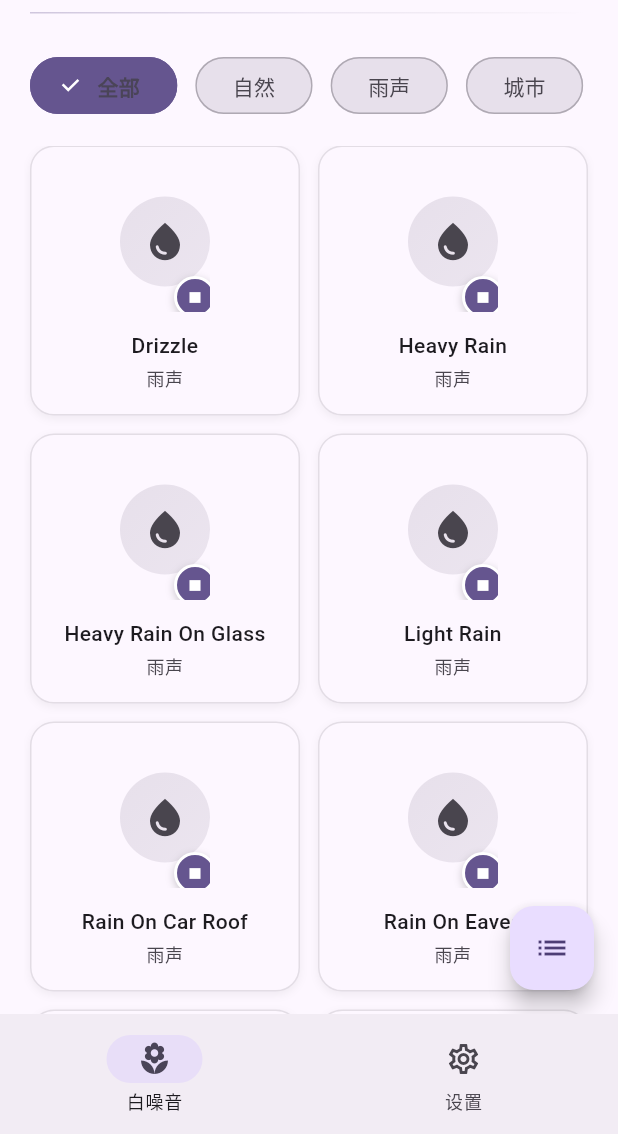
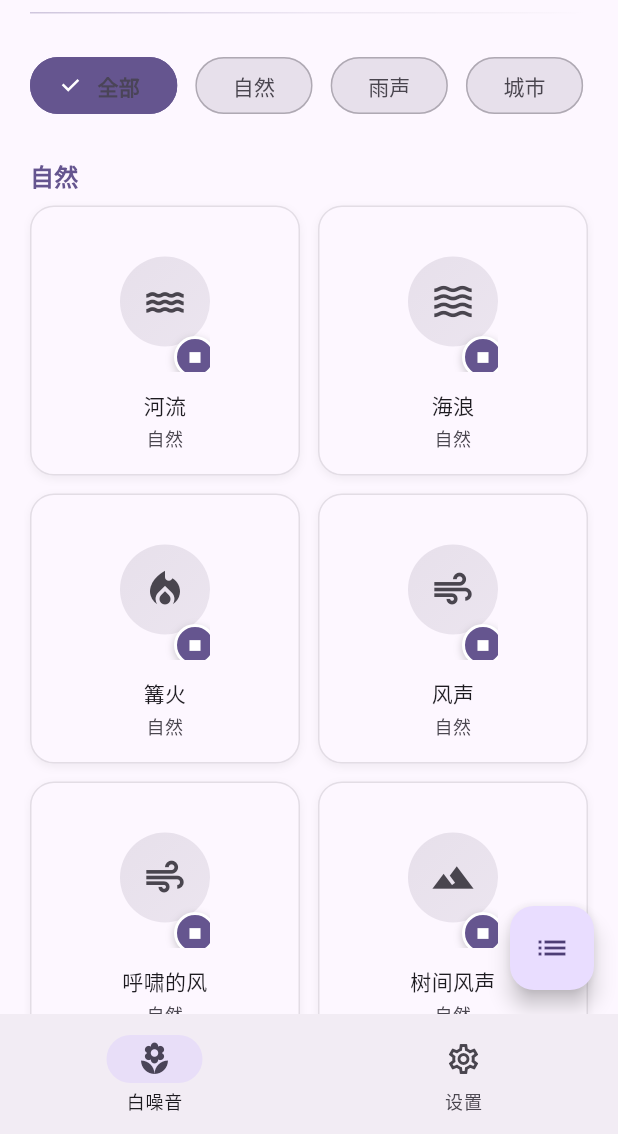
Before and after one commit to qinshah/xmsleepx, a Flutter app: the screen it shows after launch, on a phone screen of 412 x 824 dp, the part 102-1236 px from its top. Run offline on Flutter 3.47's test engine with Material 3 defaults, Android fonts, the light colour scheme and no system bars; our stand-ins replace audioplayers, hive_ce, package_info_plus, shared_preferences; missing offline and left inert: audio_session; accounts and stored records are empty.

Commit message:
保持音频列表和顺序与安卓版一致

```diff
--- a/lib/models/sound.dart
+++ b/lib/models/sound.dart
@@ -135,208 +135,450 @@ class Sound {
     return sounds;
   }
 
-  /// 硬编码的音频列表（备选方案）
+  /// Android版本繁星页的16个声音（按顺序排列）
+  static final List<Sound> _androidStarSounds = [
+    // 1. 伞上雨声
+    Sound(
+      id: 'rain_umbrella_rain',
+      name: '伞上雨声',
+      url: 'assets/sounds/rain/rain-on-umbrella.ogg',
+      category: '雨声',
+      icon: Icons.water_drop,
+    ),
+    // 2. 划船
+    Sound(
+      id: 'transport_rowing_boat',
+      name: '划船',
+      url: 'assets/sounds/transport/rowing-boat.mp3',
+      category: '交通',
+      icon: Icons.sailing,
+    ),
+    // 3. 办公室
+    Sound(
+      id: 'places_office',
+      name: '办公室',
+      url: 'assets/sounds/places/office.mp3',
+      category: '场所',
+      icon: Icons.computer,
+    ),
+    // 4. 图书馆
+    Sound(
+      id: 'places_library',
+      name: '图书馆',
+      url: 'assets/sounds/places/library.mp3',
+      category: '场所',
+      icon: Icons.library_books,
+    ),
+    // 5. 大雨
+    Sound(
+      id: 'rain_heavy_rain',
+      name: '大雨',
+      url: 'assets/sounds/rain/heavy_rain.ogg',
+      category: '雨声',
+      icon: Icons.water_drop,
+    ),
+    // 6. 打字机
+    Sound(
+      id: 'things_typewriter',
+      name: '打字机',
+      url: 'assets/sounds/things/typewriter.mp3',
+      category: '物品',
+      icon: Icons.keyboard,
+    ),
+    // 7. 打雷
+    Sound(
+      id: 'rain_thunderstorm',
+      name: '打雷',
+      url: 'assets/sounds/rain/thunderstorm.ogg',
+      category: '雨声',
+      icon: Icons.thunderstorm,
+    ),
+    // 8. 时钟
+    Sound(
+      id: 'things_clock',
+      name: '时钟',
+      url: 'assets/sounds/things/clock.mp3',
+      category: '物品',
+      icon: Icons.access_time,
+    ),
+    // 9. 森林鸟鸣
+    Sound(
+      id: 'animals_birds',
+      name: '森林鸟鸣',
+      url: 'assets/sounds/animals/birds.ogg',
+      category: '动物',
+      icon: Icons.pets,
+    ),
+    // 10. 漂流
+    Sound(
+      id: 'transport_sailboat',
+      name: '漂流',
+      url: 'assets/sounds/transport/sailboat.mp3',
+      category: '交通',
+      icon: Icons.sailing,
+    ),
+    // 11. 篝火
+    Sound(
+      id: 'nature_campfire',
+      name: '篝火',
+      url: 'assets/sounds/nature/campfire.ogg',
+      category: '自然',
+      icon: Icons.local_fire_department,
+    ),
+    // 12. 起风了
+    Sound(
+      id: 'nature_wind',
+      name: '起风了',
+      url: 'assets/sounds/nature/wind.ogg',
+      category: '自然',
+      icon: Icons.air,
+    ),
+    // 13. 键盘
+    Sound(
+      id: 'things_keyboard',
+      name: '键盘',
+      url: 'assets/sounds/things/keyboard.mp3',
+      category: '物品',
+      icon: Icons.keyboard,
+    ),
+    // 14. 雪地徒步
+    Sound(
+      id: 'nature_walk_in_snow',
+      name: '雪地徒步',
+      url: 'assets/sounds/nature/walk-in-snow.ogg',
+      category: '自然',
+      icon: Icons.ac_unit,
+    ),
+    // 15. 早晨咖啡
+    Sound(
+      id: 'places_cafe',
+      name: '早晨咖啡',
+      url: 'assets/sounds/places/cafe.mp3',
+      category: '场所',
+      icon: Icons.local_cafe,
+    ),
+    // 16. 吊扇
+    Sound(
+      id: 'things_ceiling_fan',
+      name: '吊扇',
+      url: 'assets/sounds/things/ceiling-fan.mp3',
+      category: '物品',
+      icon: Icons.air,
+    ),
+  ];
+  /// 完整的音频列表（按Android版本order顺序排列）
   static final List<Sound> _fallbackSounds = [
-    // Rain sounds
+    // 自然声音 (按Android版本order顺序)
     Sound(
-      id: 'rain_drizzle',
-      name: 'Drizzle',
-      url: 'assets/sounds/rain/drizzle.ogg',
+      id: 'nature_river',
+      name: '河流',
+      url: 'assets/sounds/nature/river.ogg',
+      category: '自然',
+      icon: Icons.water,
+    ),
+    Sound(
+      id: 'nature_waves',
+      name: '海浪',
+      url: 'assets/sounds/nature/waves.ogg',
+      category: '自然',
+      icon: Icons.waves,
+    ),
+    Sound(
+      id: 'nature_campfire',
+      name: '篝火',
+      url: 'assets/sounds/nature/campfire.ogg',
+      category: '自然',
+      icon: Icons.local_fire_department,
+    ),
+    Sound(
+      id: 'nature_wind',
+      name: '风声',
+      url: 'assets/sounds/nature/wind.ogg',
+      category: '自然',
+      icon: Icons.air,
+    ),
+    Sound(
+      id: 'nature_howling_wind',
+      name: '呼啸的风',
+      url: 'assets/sounds/nature/howling-wind.ogg',
+      category: '自然',
+      icon: Icons.air,
+    ),
+    Sound(
+      id: 'nature_wind_in_trees',
+      name: '树间风声',
+      url: 'assets/sounds/nature/wind-in-trees.ogg',
+      category: '自然',
+      icon: Icons.terrain,
+    ),
+    Sound(
+      id: 'nature_waterfall',
+      name: '瀑布',
+      url: 'assets/sounds/nature/waterfall.ogg',
+      category: '自然',
+      icon: Icons.water,
+    ),
+    Sound(
+      id: 'nature_walk_in_snow',
+      name: '雪中行走',
+      url: 'assets/sounds/nature/walk-in-snow.ogg',
+      category: '自然',
+      icon: Icons.ac_unit,
+    ),
+    Sound(
+      id: 'nature_walk_on_leaves',
+      name: '踩踏树叶',
+      url: 'assets/sounds/nature/walk-on-leaves.ogg',
+      category: '自然',
+      icon: Icons.grass,
+    ),
+    Sound(
+      id: 'nature_walk_on_gravel',
+      name: '踩踏碎石',
+      url: 'assets/sounds/nature/walk-on-gravel.ogg',
+      category: '自然',
+      icon: Icons.directions_walk,
+    ),
+    Sound(
+      id: 'nature_droplets',
+      name: '水滴',
+      url: 'assets/sounds/nature/droplets.ogg',
+      category: '自然',
+      icon: Icons.water_drop,
+    ),
+    Sound(
+      id: 'nature_jungle',
+      name: '丛林',
+      url: 'assets/sounds/nature/jungle.ogg',
+      category: '自然',
+      icon: Icons.park,
+    ),
+    Sound(
+      id: 'music_field',
+      name: '田野',
+      url: 'assets/sounds/music/田野.mp3',
+      category: '音乐',
+      icon: Icons.music_note,
+    ),
+    // 雨声 (按Android版本order顺序)
+    Sound(
+      id: 'rain_light_rain',
+      name: '小雨',
+      url: 'assets/sounds/rain/light-rain.ogg',
       category: '雨声',
       icon: Icons.water_drop,
     ),
     Sound(
       id: 'rain_heavy_rain',
-      name: 'Heavy Rain',
+      name: '大雨',
       url: 'assets/sounds/rain/heavy_rain.ogg',
       category: '雨声',
       icon: Icons.water_drop,
     ),
     Sound(
-      id: 'rain_heavy_rain_on_glass',
-      name: 'Heavy Rain On Glass',
-      url: 'assets/sounds/rain/heavy-rain-on-glass.ogg',
-      category: '雨声',
-      icon: Icons.water_drop,
-    ),
-    Sound(
-      id: 'rain_light_rain',
-      name: 'Light Rain',
-      url: 'assets/sounds/rain/light-rain.ogg',
-      category: '雨声',
-      icon: Icons.water_drop,
-    ),
-    Sound(
       id: 'rain_rain_on_car_roof',
-      name: 'Rain On Car Roof',
+      name: '车顶雨声',
       url: 'assets/sounds/rain/rain-on-car-roof.ogg',
       category: '雨声',
       icon: Icons.water_drop,
     ),
     Sound(
-      id: 'rain_rain_on_eaves',
-      name: 'Rain On Eaves',
-      url: 'assets/sounds/rain/rain-on-eaves.mp3',
+      id: 'rain_rain_on_umbrella',
+      name: '伞上雨声',
+      url: 'assets/sounds/rain/rain-on-umbrella.ogg',
       category: '雨声',
       icon: Icons.water_drop,
     ),
     Sound(
-      id: 'rain_rain_on_empty_street',
-      name: 'Rain On Empty Street',
-      url: 'assets/sounds/rain/rain-on-empty-street.ogg',
+      id: 'rain_rain_on_tent',
+      name: '帐篷雨声',
+      url: 'assets/sounds/rain/rain-on-tent.ogg',
       category: '雨声',
       icon: Icons.water_drop,
     ),
     Sound(
       id: 'rain_rain_on_leaves',
-      name: 'Rain On Leaves',
+      name: '叶上雨声',
       url: 'assets/sounds/rain/rain-on-leaves.ogg',
       category: '雨声',
       icon: Icons.water_drop,
     ),
     Sound(
       id: 'rain_rain_on_raincoat',
-      name: 'Rain On Raincoat',
+      name: '雨落雨披',
       url: 'assets/sounds/rain/rain-on-raincoat.mp3',
       category: '雨声',
       icon: Icons.water_drop,
     ),
     Sound(
-      id: 'rain_rain_on_tent',
-      name: 'Rain On Tent',
-      url: 'assets/sounds/rain/rain-on-tent.ogg',
-      category: '雨声',
-      icon: Icons.water_drop,
-    ),
-    Sound(
-      id: 'rain_rain_on_umbrella',
-      name: 'Rain On Umbrella',
-      url: 'assets/sounds/rain/rain-on-umbrella.ogg',
-      category: '雨声',
-      icon: Icons.water_drop,
-    ),
-    Sound(
       id: 'rain_rain_on_windowsill',
-      name: 'Rain On Windowsill',
+      name: '雨打窗台',
       url: 'assets/sounds/rain/rain-on-windowsill.mp3',
       category: '雨声',
       icon: Icons.water_drop,
     ),
     Sound(
       id: 'rain_rain_on_wooden_house',
-      name: 'Rain On Wooden House',
+      name: '雨敲木屋',
       url: 'assets/sounds/rain/rain-on-wooden-house.mp3',
       category: '雨声',
       icon: Icons.water_drop,
     ),
     Sound(
+      id: 'rain_thunderstorm',
+      name: '雷雨声',
+      url: 'assets/sounds/rain/thunderstorm.ogg',
+      category: '雨声',
+      icon: Icons.thunderstorm,
+    ),
+    Sound(
       id: 'rain_rain_while_driving',
-      name: 'Rain While Driving',
+      name: '开车时遇雨',
       url: 'assets/sounds/rain/rain-while-driving.mp3',
       category: '雨声',
       icon: Icons.water_drop,
     ),
     Sound(
-      id: 'rain_thunderstorm',
-      name: 'Thunderstorm',
-      url: 'assets/sounds/rain/thunderstorm.ogg',
+      id: 'rain_rain_on_empty_street',
+      name: '空荡街道的雨',
+      url: 'assets/sounds/rain/rain-on-empty-street.ogg',
       category: '雨声',
-      icon: Icons.thunderstorm,
-    ),
-
-    // Nature sounds
-    Sound(
-      id: 'nature_campfire',
-      name: 'Campfire',
-      url: 'assets/sounds/nature/campfire.ogg',
-      category: '自然',
-      icon: Icons.local_fire_department,
-    ),
-    Sound(
-      id: 'nature_droplets',
-      name: 'Droplets',
-      url: 'assets/sounds/nature/droplets.ogg',
-      category: '自然',
       icon: Icons.water_drop,
     ),
     Sound(
-      id: 'nature_howling_wind',
-      name: 'Howling Wind',
-      url: 'assets/sounds/nature/howling-wind.ogg',
-      category: '自然',
-      icon: Icons.air,
+      id: 'rain_drizzle',
+      name: '绵绵细雨',
+      url: 'assets/sounds/rain/drizzle.ogg',
+      category: '雨声',
+      icon: Icons.water_drop,
     ),
     Sound(
-      id: 'nature_jungle',
-      name: 'Jungle',
-      url: 'assets/sounds/nature/jungle.ogg',
-      category: '自然',
-      icon: Icons.park,
+      id: 'rain_rain_on_eaves',
+      name: '屋檐落雨',
+      url: 'assets/sounds/rain/rain-on-eaves.mp3',
+      category: '雨声',
+      icon: Icons.water_drop,
     ),
     Sound(
-      id: 'nature_river',
-      name: 'River',
-      url: 'assets/sounds/nature/river.ogg',
-      category: '自然',
-      icon: Icons.water,
+      id: 'rain_heavy_rain_on_glass',
+      name: '大雨落玻璃',
+      url: 'assets/sounds/rain/heavy-rain-on-glass.ogg',
+      category: '雨声',
+      icon: Icons.water_drop,
+    ),
+
+    // 动物声音 (按Android版本order顺序)
+    Sound(
+      id: 'animals_birds',
+      name: '鸟鸣',
+      url: 'assets/sounds/animals/birds.ogg',
+      category: '动物',
+      icon: Icons.pets,
     ),
     Sound(
-      id: 'nature_walk_in_snow',
-      name: 'Walk In Snow',
-      url: 'assets/sounds/nature/walk-in-snow.ogg',
-      category: '自然',
-      icon: Icons.ac_unit,
+      id: 'animals_seagulls',
+      name: '海鸥',
+      url: 'assets/sounds/animals/seagulls.ogg',
+      category: '动物',
+      icon: Icons.pets,
     ),
     Sound(
-      id: 'nature_walk_on_gravel',
-      name: 'Walk On Gravel',
-      url: 'assets/sounds/nature/walk-on-gravel.ogg',
-      category: '自然',
-      icon: Icons.directions_walk,
+      id: 'animals_crickets',
+      name: '蟋蟀',
+      url: 'assets/sounds/animals/crickets.ogg',
+      category: '动物',
+      icon: Icons.pets,
     ),
     Sound(
-      id: 'nature_walk_on_leaves',
-      name: 'Walk On Leaves',
-      url: 'assets/sounds/nature/walk-on-leaves.ogg',
-      category: '自然',
-      icon: Icons.grass,
+      id: 'animals_wolf',
+      name: '狼嚎',
+      url: 'assets/sounds/animals/wolf.ogg',
+      category: '动物',
+      icon: Icons.pets,
     ),
     Sound(
-      id: 'nature_waterfall',
-      name: 'Waterfall',
-      url: 'assets/sounds/nature/waterfall.ogg',
-      category: '自然',
-      icon: Icons.water,
+      id: 'animals_owl',
+      name: '猫头鹰',
+      url: 'assets/sounds/animals/owl.ogg',
+      category: '动物',
+      icon: Icons.pets,
     ),
     Sound(
-      id: 'nature_waves',
-      name: 'Waves',
-      url: 'assets/sounds/nature/waves.ogg',
-      category: '自然',
-      icon: Icons.waves,
+      id: 'animals_frog',
+      name: '青蛙',
+      url: 'assets/sounds/animals/frog.ogg',
+      category: '动物',
+      icon: Icons.pets,
     ),
     Sound(
-      id: 'nature_wind_in_trees',
-      name: 'Wind In Trees',
-      url: 'assets/sounds/nature/wind-in-trees.ogg',
-      category: '自然',
-      icon: Icons.terrain,
+      id: 'animals_dog_barking',
+      name: '狗叫',
+      url: 'assets/sounds/animals/dog-barking.ogg',
+      category: '动物',
+      icon: Icons.pets,
     ),
     Sound(
-      id: 'nature_wind',
-      name: 'Wind',
-      url: 'assets/sounds/nature/wind.ogg',
-      category: '自然',
-      icon: Icons.air,
+      id: 'animals_horse_gallop',
+      name: '马奔腾',
+      url: 'assets/sounds/animals/horse-gallop.ogg',
+      category: '动物',
+      icon: Icons.pets,
     ),
-
-    // Noise sounds
     Sound(
-      id: 'noise_brown_noise',
-      name: 'Brown Noise',
-      url: 'assets/sounds/noise/brown-noise.ogg',
-      category: '白噪音',
-      icon: Icons.graphic_eq,
+      id: 'animals_cat_purring',
+      name: '猫咪呼噜',
+      url: 'assets/sounds/animals/cat-purring.ogg',
+      category: '动物',
+      icon: Icons.pets,
+    ),
+    Sound(
+      id: 'animals_crows',
+      name: '乌鸦',
+      url: 'assets/sounds/animals/crows.ogg',
+      category: '动物',
+      icon: Icons.pets,
+    ),
+    Sound(
+      id: 'animals_whale',
+      name: '鲸鱼',
+      url: 'assets/sounds/animals/whale.ogg',
+      category: '动物',
+      icon: Icons.pets,
+    ),
+    Sound(
+      id: 'animals_beehive',
+      name: '蜂巢',
+      url: 'assets/sounds/animals/beehive.ogg',
+      category: '动物',
+      icon: Icons.pets,
+    ),
+    Sound(
+      id: 'animals_woodpecker',
+      name: '啄木鸟',
+      url: 'assets/sounds/animals/woodpecker.ogg',
+      category: '动物',
+      icon: Icons.pets,
+    ),
+    Sound(
+      id: 'animals_chickens',
+      name: '鸡',
+      url: 'assets/sounds/animals/chickens.ogg',
+      category: '动物',
+      icon: Icons.pets,
+    ),
+    Sound(
+      id: 'animals_cows',
+      name: '牛',
+      url: 'assets/sounds/animals/cows.ogg',
+      category: '动物',
+      icon: Icons.pets,
+    ),
+    Sound(
+      id: 'animals_sheep',
+      name: '羊',
+      url: 'assets/sounds/animals/sheep.ogg',
+      category: '动物',
+      icon: Icons.pets,
     ),
     Sound(
       id: 'noise_eating_chips',
@@ -946,10 +1188,27 @@ class Sound {
     return sortedCategories;
   }
 
+  /// 获取Android版本繁星页的声音列表
+  static List<Sound> getAndroidStarSounds() {
+    return _androidStarSounds;
+  }
+
+  /// 获取按分类分组的Android繁星页声音
+  static Map<String, List<Sound>> getAndroidStarSoundsByCategory() {
+    final Map<String, List<Sound>> grouped = {};
+    for (final sound in _androidStarSounds) {
+      if (!grouped.containsKey(sound.category)) {
+        grouped[sound.category] = [];
+      }
+      grouped[sound.category]!.add(sound);
+    }
+    return grouped;
+  }
+
   /// 根据分类筛选
   static List<Sound> getByCategory(String category) {
-    if (category == '全部') return allSounds;
-    return allSounds.where((s) => s.category == category).toList();
+    if (category == '全部') return _fallbackSounds;
+    return _fallbackSounds.where((s) => s.category == category).toList();
   }
 
   /// 从 JSON 创建
--- a/lib/ui/home/home_page.dart
+++ b/lib/ui/home/home_page.dart
@@ -48,6 +48,18 @@ class _HomePageState extends State<HomePage> {
     return Sound.getByCategory(category);
   }
 
+  /// 获取按分类分组的声音（用于「全部」tab页）
+  Map<String, List<Sound>> get _groupedSounds {
+    final Map<String, List<Sound>> grouped = {};
+    for (final sound in Sound.getByCategory('全部')) {
+      if (!grouped.containsKey(sound.category)) {
+        grouped[sound.category] = [];
+      }
+      grouped[sound.category]!.add(sound);
+    }
+    return grouped;
+  }
+
   @override
   Widget build(BuildContext context) {
     return Scaffold(
@@ -64,7 +76,9 @@ class _HomePageState extends State<HomePage> {
               const SizedBox(height: 16),
               _isLoading
                   ? const Center(child: CircularProgressIndicator())
-                  : _buildSoundsGrid(),
+                  : _selectedCategory == 0
+                      ? _buildGroupedSoundsGrid()
+                      : _buildSoundsGrid(),
             ],
           ),
         ),
@@ -191,6 +205,61 @@ class _HomePageState extends State<HomePage> {
         itemBuilder: (context, index) {
           final sound = _filteredSounds[index];
           return SoundCard(sound: sound);
+        },
+      ),
+    );
+  }
+
+  Widget _buildGroupedSoundsGrid() {
+    final groupedSounds = _groupedSounds;
+    final categoryOrder = ['自然', '雨声', '城市', '场所', '交通', '物品', '白噪音', '动物', '音乐'];
+
+    return Expanded(
+      child: ListView.builder(
+        padding: const EdgeInsets.symmetric(horizontal: 4),
+        itemCount: categoryOrder.length,
+        itemBuilder: (context, index) {
+          final category = categoryOrder[index];
+          final sounds = groupedSounds[category];
+
+          if (sounds == null || sounds.isEmpty) {
+            return const SizedBox.shrink();
+          }
+
+          return Column(
+            crossAxisAlignment: CrossAxisAlignment.start,
+            children: [
+              // 分类标题
+              Padding(
+                padding: const EdgeInsets.symmetric(vertical: 8),
+                child: Text(
+                  category,
+                  style: Theme.of(context).textTheme.titleMedium?.copyWith(
+                    fontWeight: FontWeight.bold,
+                    color: Theme.of(context).colorScheme.primary,
+                  ),
+                ),
+              ),
+              // 该分类下的声音网格
+              GridView.builder(
+                shrinkWrap: true,
+                physics: const NeverScrollableScrollPhysics(),
+                padding: EdgeInsets.zero,
+                gridDelegate: const SliverGridDelegateWithFixedCrossAxisCount(
+                  crossAxisCount: 2,
+                  childAspectRatio: 1.0,
+                  crossAxisSpacing: 12,
+                  mainAxisSpacing: 12,
+                ),
+                itemCount: sounds.length,
+                itemBuilder: (context, soundIndex) {
+                  final sound = sounds[soundIndex];
+                  return SoundCard(sound: sound);
+                },
+              ),
+              const SizedBox(height: 16),
+            ],
+          );
         },
       ),
     );
```
